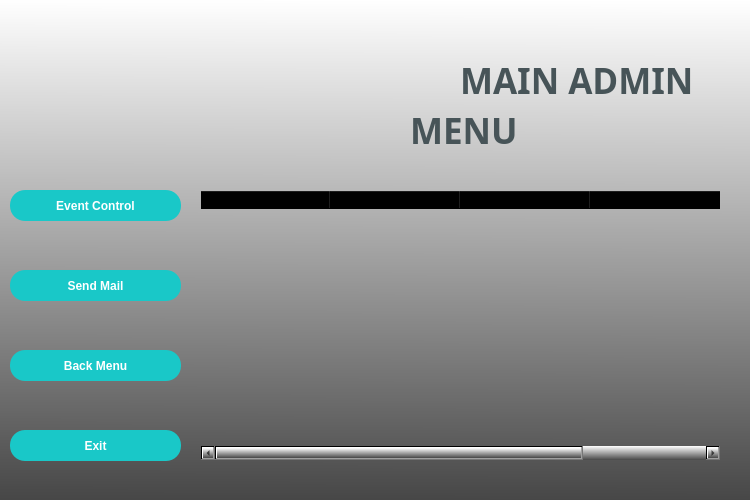
Above: management_ui.ui from ibrahimes82/VIT3-Python-Module-Week7 before the change. Below: the same form after it.
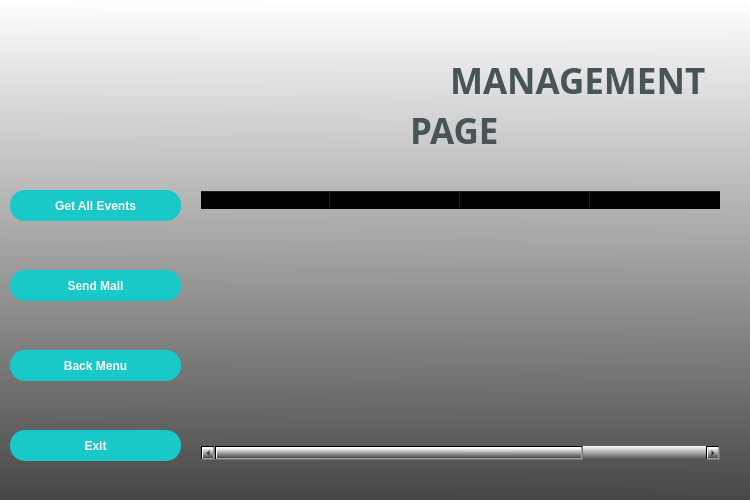
That is the form after the change. Icons and pictures are not drawn.

```diff
--- a/management_ui.ui
+++ b/management_ui.ui
@@ -71,7 +71,7 @@
   <widget class="QLabel" name="label_2">
    <property name="geometry">
     <rect>
-     <x>200</x>
+     <x>190</x>
      <y>32</y>
      <width>261</width>
      <height>101</height>
@@ -143,9 +143,9 @@
   <widget class="QLabel" name="label_3">
    <property name="geometry">
     <rect>
-     <x>460</x>
+     <x>450</x>
      <y>60</y>
-     <width>251</width>
+     <width>281</width>
      <height>41</height>
     </rect>
    </property>
@@ -161,7 +161,7 @@
 color: rgb(71, 84, 88);</string>
    </property>
    <property name="text">
-    <string>MAIN ADMIN</string>
+    <string>MANAGEMENT</string>
    </property>
   </widget>
   <widget class="QTableWidget" name="tableWidget">
@@ -254,7 +254,7 @@
 color: rgb(71, 84, 88);</string>
    </property>
    <property name="text">
-    <string>MENU</string>
+    <string>PAGE</string>
    </property>
   </widget>
   <widget class="QPushButton" name="pushButton_mam_event_control">
@@ -284,7 +284,7 @@
 }</string>
    </property>
    <property name="text">
-    <string>Event Control</string>
+    <string>Get All Events</string>
    </property>
   </widget>
  </widget>
```
Left out of the diff: 22 changed lines with no effect on the pictures.
